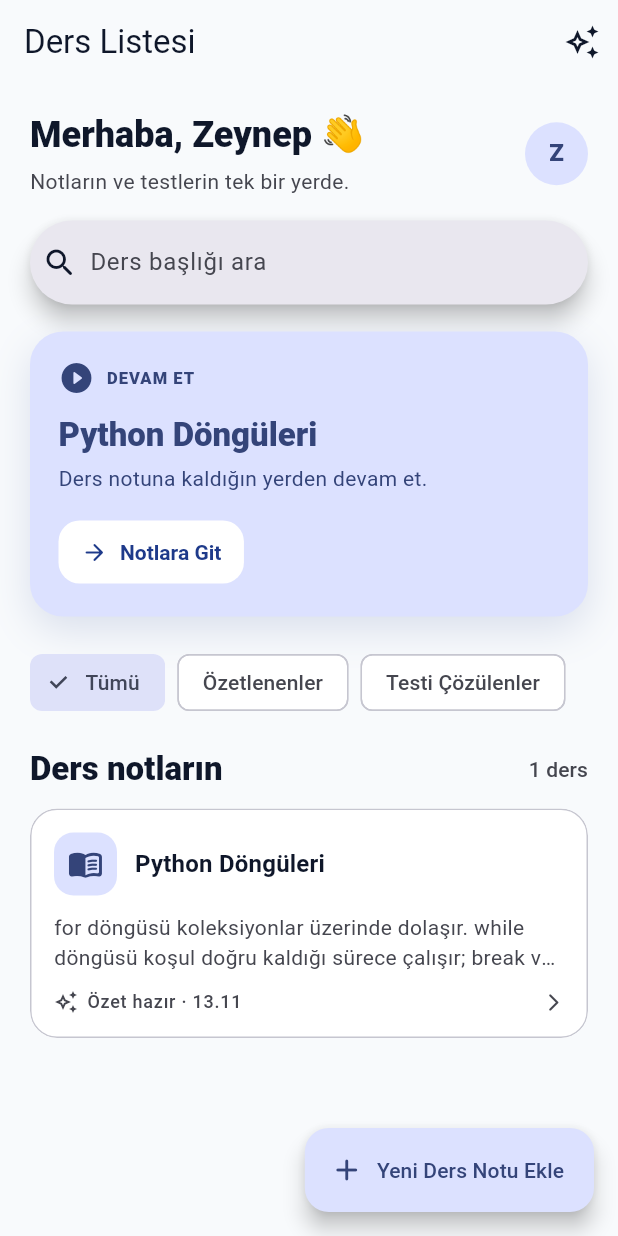
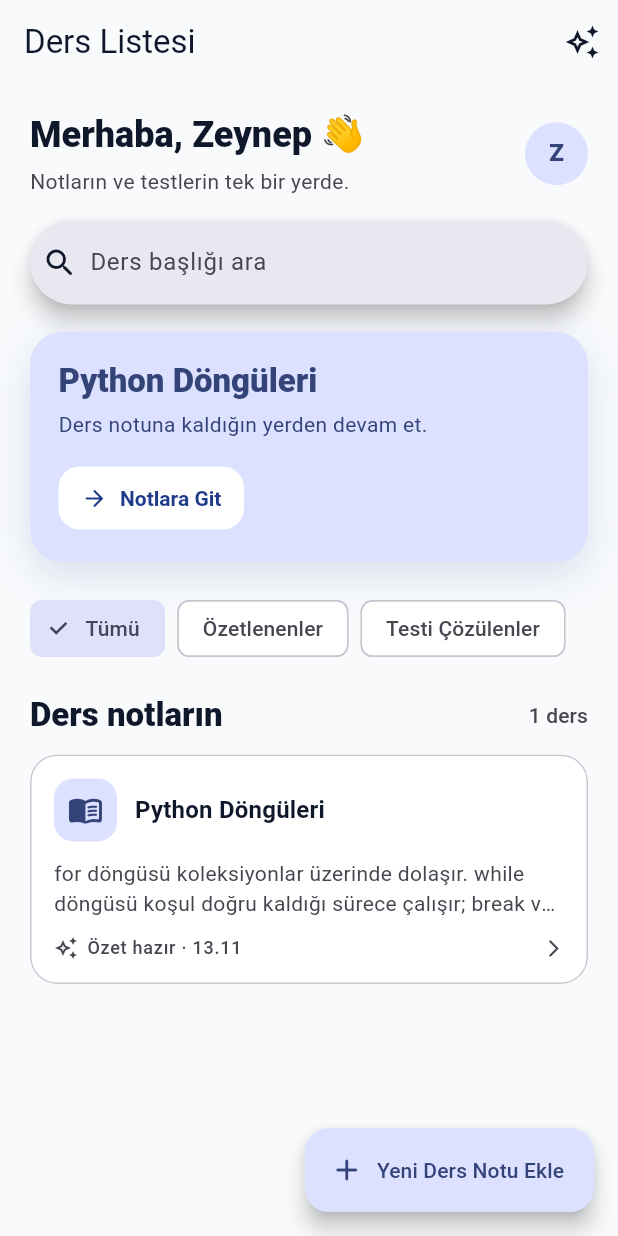
Before and after one commit to zeyneptass/ai-supported-teaching-assistant, a Flutter app: the screen it shows after launch, on a phone screen of 412 x 824 dp. Run offline on Flutter 3.47's test engine with Material 3 defaults, Android fonts, the phone set to English and light mode, and no system bars; our stand-ins replace file_picker.

Commit message:
fix: reset answers when replaying completed quizzes

```diff
--- a/frontend/lib/features/home/presentation/screens/home_screen.dart
+++ b/frontend/lib/features/home/presentation/screens/home_screen.dart
@@ -58,6 +58,9 @@ class _HomeScreenState extends State<HomeScreen> {
 
   void _openLesson(SavedLesson lesson) {
     final quiz = lesson.latestQuiz;
+    if (quiz != null && lesson.latestResult != null) {
+      context.read<NotesViewModel>().restartQuiz(quiz);
+    }
     Navigator.of(context).push(
       MaterialPageRoute<void>(
         settings: quiz == null
--- a/frontend/lib/features/home/presentation/widgets/continue_learning_card.dart
+++ b/frontend/lib/features/home/presentation/widgets/continue_learning_card.dart
@@ -33,25 +33,6 @@ class ContinueLearningCard extends StatelessWidget {
       child: Column(
         crossAxisAlignment: CrossAxisAlignment.start,
         children: [
-          Row(
-            children: [
-              Icon(
-                Icons.play_circle_fill_rounded,
-                color: colors.onPrimaryContainer,
-              ),
-              SizedBox(width: 8),
-              Text(
-                'DEVAM ET',
-                style: TextStyle(
-                  color: colors.onPrimaryContainer,
-                  fontSize: 11,
-                  fontWeight: FontWeight.w800,
-                  letterSpacing: 0.7,
-                ),
-              ),
-            ],
-          ),
-          const SizedBox(height: 12),
           Text(
             lesson.title,
             maxLines: 1,
```
Also changed, not shown: frontend/lib/features/notes/presentation/viewmodels/notes_view_model.dart (+8 -0 lines), 1 other file.
